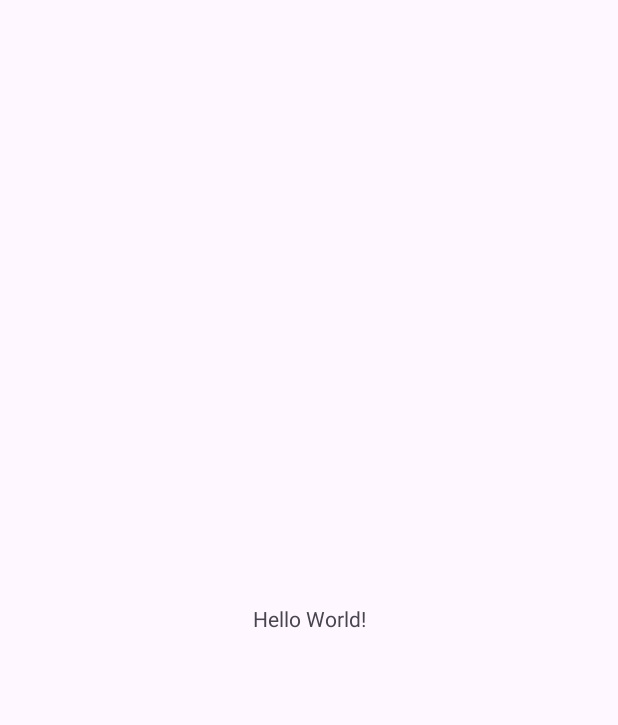
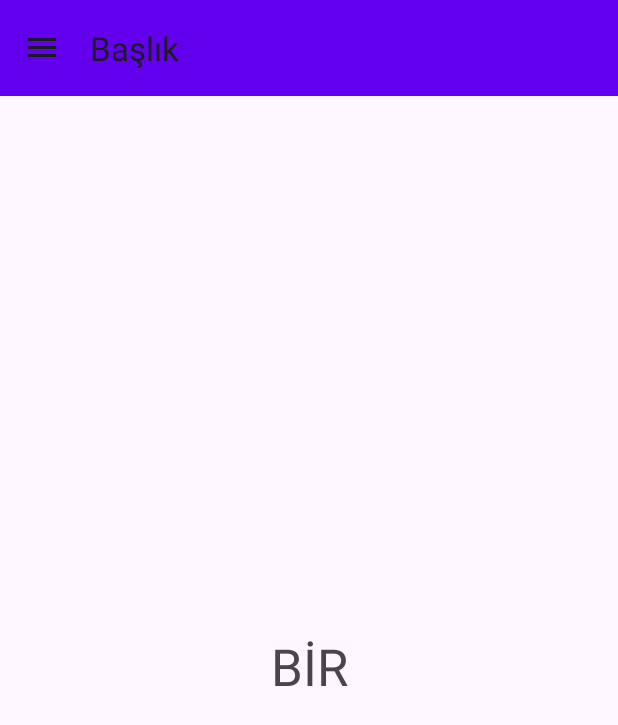
Before and after one commit to sametuynk/NavigationDrawer, an Android app: the screen it shows after launch (MainActivity), on a phone screen of 412 x 824 dp. Before the commit the part shown is almost empty. Shown: the top 725 px of the screen. Run offline under Robolectric (Android 15) with nearby library versions, the phone set to English and light mode, and no system bars; our stand-ins replace navigation-ui.

Commit message:
navigationView,navHostFragment,toolbar

```diff
--- a/app/build.gradle.kts
+++ b/app/build.gradle.kts
@@ -26,6 +26,9 @@ android {
         sourceCompatibility = JavaVersion.VERSION_1_8
         targetCompatibility = JavaVersion.VERSION_1_8
     }
+    buildFeatures{
+        viewBinding=true
+    }
 }
 
 dependencies {
--- a/app/src/main/java/com/example/navigationdrawer/MainActivity.java
+++ b/app/src/main/java/com/example/navigationdrawer/MainActivity.java
@@ -1,14 +1,34 @@
 package com.example.navigationdrawer;
 
+import androidx.appcompat.app.ActionBarDrawerToggle;
 import androidx.appcompat.app.AppCompatActivity;
+import androidx.navigation.fragment.NavHostFragment;
+import androidx.navigation.ui.NavigationUI;
 
 import android.os.Bundle;
 
+import com.example.navigationdrawer.databinding.ActivityMainBinding;
+
 public class MainActivity extends AppCompatActivity {
-
+    private ActivityMainBinding binding;
     @Override
     protected void onCreate(Bundle savedInstanceState) {
         super.onCreate(savedInstanceState);
-        setContentView(R.layout.activity_main);
+        binding=ActivityMainBinding.inflate(getLayoutInflater());
+        setContentView(binding.getRoot());
+
+        NavHostFragment navHostFragment= (NavHostFragment) getSupportFragmentManager().findFragmentById(R.id.nav_host_fragment);
+
+        //navigationView ile navHostFragment birleştime işlemi yaptım.
+        NavigationUI.setupWithNavController(binding.navigationView,navHostFragment.getNavController());
+
+        binding.toolbar.setTitle("Başlık");
+
+        //drawer ile toolbarı beraber çalışır hale getirildi.
+        ActionBarDrawerToggle toggle=new ActionBarDrawerToggle(this,binding.drawer,binding.toolbar,0,0);
+        binding.drawer.addDrawerListener(toggle);
+
+        toggle.syncState();
+
     }
 }
--- a/app/src/main/res/layout/activity_main.xml
+++ b/app/src/main/res/layout/activity_main.xml
@@ -1,18 +1,49 @@
 <?xml version="1.0" encoding="utf-8"?>
-<androidx.constraintlayout.widget.ConstraintLayout xmlns:android="http://schemas.android.com/apk/res/android"
+<androidx.drawerlayout.widget.DrawerLayout xmlns:android="http://schemas.android.com/apk/res/android"
     xmlns:app="http://schemas.android.com/apk/res-auto"
     xmlns:tools="http://schemas.android.com/tools"
+    android:id="@+id/drawer"
     android:layout_width="match_parent"
     android:layout_height="match_parent"
-    tools:context=".MainActivity">
+    tools:openDrawer="start"
+    tools:context=".MainActivity" >
 
-    <TextView
-        android:layout_width="wrap_content"
-        android:layout_height="wrap_content"
-        android:text="Hello World!"
-        app:layout_constraintBottom_toBottomOf="parent"
-        app:layout_constraintEnd_toEndOf="parent"
-        app:layout_constraintStart_toStartOf="parent"
-        app:layout_constraintTop_toTopOf="parent" />
+    <androidx.constraintlayout.widget.ConstraintLayout
+        android:layout_width="match_parent"
+        android:layout_height="match_parent">
 
-</androidx.constraintlayout.widget.ConstraintLayout>
+        <androidx.appcompat.widget.Toolbar
+            android:id="@+id/toolbar"
+            android:layout_width="0dp"
+            android:layout_height="wrap_content"
+            android:background="@color/design_default_color_primary"
+            android:minHeight="?attr/actionBarSize"
+            android:theme="?attr/actionBarTheme"
+            app:layout_constraintEnd_toEndOf="parent"
+            app:layout_constraintHorizontal_bias="0.5"
+            app:layout_constraintStart_toStartOf="parent"
+            app:layout_constraintTop_toTopOf="parent" />
+
+        <androidx.fragment.app.FragmentContainerView
+            android:id="@+id/nav_host_fragment"
+            android:name="androidx.navigation.fragment.NavHostFragment"
+            android:layout_width="0dp"
+            android:layout_height="0dp"
+            app:defaultNavHost="true"
+            app:layout_constraintBottom_toBottomOf="parent"
+            app:layout_constraintEnd_toEndOf="parent"
+            app:layout_constraintHorizontal_bias="0.5"
+            app:layout_constraintStart_toStartOf="parent"
+            app:layout_constraintTop_toBottomOf="@+id/toolbar"
+            app:layout_constraintVertical_bias="0.5"
+            app:navGraph="@navigation/main_activity_nav" />
+    </androidx.constraintlayout.widget.ConstraintLayout>
+
+    <com.google.android.material.navigation.NavigationView
+        android:id="@+id/navigationView"
+        android:layout_width="match_parent"
+        android:layout_height="match_parent"
+        android:layout_gravity="start"
+        app:menu="@menu/nav_menu" />
+
+</androidx.drawerlayout.widget.DrawerLayout>
--- /dev/null
+++ b/app/src/main/res/menu/nav_menu.xml
@@ -0,0 +1,14 @@
+<?xml version="1.0" encoding="utf-8"?>
+<menu xmlns:android="http://schemas.android.com/apk/res/android">
+
+    <item
+        android:id="@+id/birinciFragment"
+        android:layout_width="wrap_content"
+        android:layout_height="wrap_content"
+        android:title="1" />
+    <item
+        android:id="@+id/ikinciFragment"
+        android:layout_width="wrap_content"
+        android:layout_height="wrap_content"
+        android:title="2" />
+</menu>
--- a/app/src/main/res/values-night/themes.xml
+++ b/app/src/main/res/values-night/themes.xml
@@ -3,5 +3,7 @@
     <style name="Base.Theme.NavigationDrawer" parent="Theme.Material3.DayNight.NoActionBar">
         <!-- Customize your dark theme here. -->
         <!-- <item name="colorPrimary">@color/my_dark_primary</item> -->
+        <item name="windowNoTitle">true</item>
+        <item name="windowActionBar">false</item>
     </style>
 </resources>
--- a/app/src/main/res/values/themes.xml
+++ b/app/src/main/res/values/themes.xml
@@ -3,6 +3,8 @@
     <style name="Base.Theme.NavigationDrawer" parent="Theme.Material3.DayNight.NoActionBar">
         <!-- Customize your light theme here. -->
         <!-- <item name="colorPrimary">@color/my_light_primary</item> -->
+        <item name="windowNoTitle">true</item>
+        <item name="windowActionBar">false</item>
     </style>
 
     <style name="Theme.NavigationDrawer" parent="Base.Theme.NavigationDrawer" />
```
